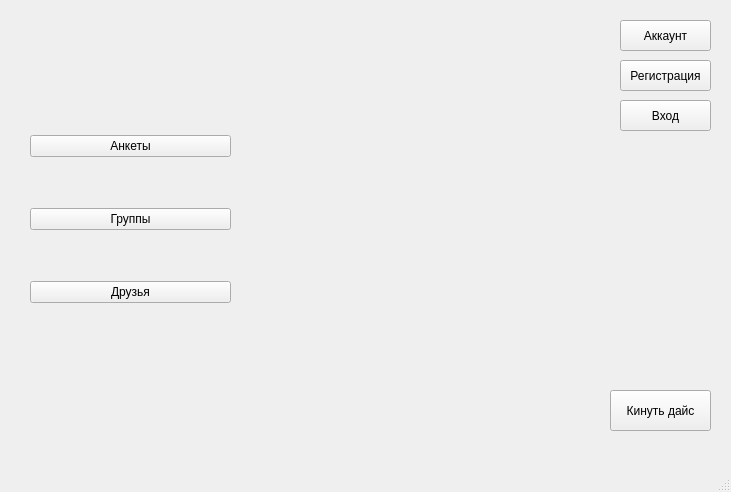
The window that data/ui_files/main_screen.ui (Gelzy788/DnD-Helper) describes before a commit, drawn with Qt 5.
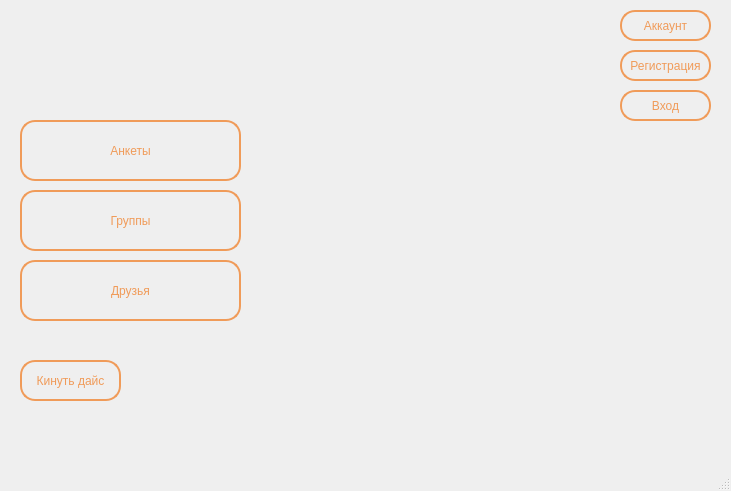
The same window after the commit. Icons and pictures are not drawn.

```diff
--- a/data/ui_files/main_screen.ui
+++ b/data/ui_files/main_screen.ui
@@ -7,98 +7,267 @@
     <x>0</x>
     <y>0</y>
     <width>731</width>
-    <height>492</height>
+    <height>491</height>
    </rect>
   </property>
+  <property name="minimumSize">
+   <size>
+    <width>731</width>
+    <height>491</height>
+   </size>
+  </property>
+  <property name="maximumSize">
+   <size>
+    <width>731</width>
+    <height>491</height>
+   </size>
+  </property>
   <property name="windowTitle">
    <string>MainWindow</string>
   </property>
+  <property name="styleSheet">
+   <string notr="true"/>
+  </property>
   <widget class="QWidget" name="centralwidget">
    <widget class="QWidget" name="verticalLayoutWidget">
     <property name="geometry">
      <rect>
-      <x>30</x>
+      <x>0</x>
+      <y>-30</y>
+      <width>741</width>
+      <height>531</height>
+     </rect>
+    </property>
+    <property name="styleSheet">
+     <string notr="true">background-image: url('data/textures/background.jpg');
+background-repeat: no-repeat; 
+background-position: center;</string>
+    </property>
+   </widget>
+   <widget class="QPushButton" name="friends_btn">
+    <property name="geometry">
+     <rect>
+      <x>20</x>
+      <y>260</y>
+      <width>221</width>
+      <height>61</height>
+     </rect>
+    </property>
+    <property name="styleSheet">
+     <string notr="true">/* border-color: rgb(142, 74, 25);
+border: 2px solid rgb(142, 74, 25); */
+/* background-color: rgb(142, 74, 25); */
+
+QPushButton {
+	color: rgb(240, 155, 89);
+    background-color: transparent; /* Делаем фон прозрачным */
+    border: 2px solid rgb(240, 155, 89);  /* Цвет границы */
+    border-radius: 15px; /* Закругление углов (по желанию) */
+    padding: 5px; /* Отступы (по желанию) */
+	/* border-image: linear-gradient(to right, red, yellow) 5; */
+}
+
+QPushButton:hover {
+    background-color: rgba(54, 21, 8, 0.5); 
+} 
+</string>
+    </property>
+    <property name="text">
+     <string>Друзья</string>
+    </property>
+   </widget>
+   <widget class="QPushButton" name="questionnaires_btn">
+    <property name="geometry">
+     <rect>
+      <x>20</x>
+      <y>120</y>
+      <width>221</width>
+      <height>61</height>
+     </rect>
+    </property>
+    <property name="styleSheet">
+     <string notr="true">/* border-color: rgb(142, 74, 25);
+border: 2px solid rgb(142, 74, 25); */
+/* background-color: rgb(142, 74, 25); */
+
+QPushButton {
+	color: rgb(240, 155, 89);
+    background-color: transparent; /* Делаем фон прозрачным */
+    border: 2px solid rgb(240, 155, 89);  /* Цвет границы */
+    border-radius: 15px; /* Закругление углов (по желанию) */
+    padding: 5px; /* Отступы (по желанию) */
+	/* border-image: linear-gradient(to right, red, yellow) 5; */
+}
+
+QPushButton:hover {
+    background-color: rgba(54, 21, 8, 0.5); 
+} 
+</string>
+    </property>
+    <property name="text">
+     <string>Анкеты</string>
+    </property>
+   </widget>
+   <widget class="QPushButton" name="groups_btn">
+    <property name="geometry">
+     <rect>
+      <x>20</x>
+      <y>190</y>
+      <width>221</width>
+      <height>61</height>
+     </rect>
+    </property>
+    <property name="styleSheet">
+     <string notr="true">/* border-color: rgb(142, 74, 25);
+border: 2px solid rgb(142, 74, 25); */
+/* background-color: rgb(142, 74, 25); */
+
+QPushButton {
+	color: rgb(240, 155, 89);
+    background-color: transparent; /* Делаем фон прозрачным */
+    border: 2px solid rgb(240, 155, 89);  /* Цвет границы */
+    border-radius: 15px; /* Закругление углов (по желанию) */
+    padding: 5px; /* Отступы (по желанию) */
+	/* border-image: linear-gradient(to right, red, yellow) 5; */
+}
+
+QPushButton:hover {
+    background-color: rgba(54, 21, 8, 0.5); 
+} 
+</string>
+    </property>
+    <property name="text">
+     <string>Группы</string>
+    </property>
+   </widget>
+   <widget class="QPushButton" name="login_btn">
+    <property name="geometry">
+     <rect>
+      <x>620</x>
       <y>90</y>
-      <width>201</width>
-      <height>261</height>
+      <width>91</width>
+      <height>31</height>
      </rect>
     </property>
-    <layout class="QVBoxLayout" name="verticalLayout">
-     <item>
-      <widget class="QPushButton" name="questionnaires_btn">
-       <property name="text">
-        <string>Анкеты</string>
-       </property>
-      </widget>
-     </item>
-     <item>
-      <widget class="QPushButton" name="groups_btn">
-       <property name="text">
-        <string>Группы</string>
-       </property>
-      </widget>
-     </item>
-     <item>
-      <widget class="QPushButton" name="friends_btn">
-       <property name="text">
-        <string>Друзья</string>
-       </property>
-      </widget>
-     </item>
-    </layout>
+    <property name="styleSheet">
+     <string notr="true">/* border-color: rgb(142, 74, 25);
+border: 2px solid rgb(142, 74, 25); */
+/* background-color: rgb(142, 74, 25); */
+
+QPushButton {
+	color: rgb(240, 155, 89);
+    background-color: transparent; /* Делаем фон прозрачным */
+    border: 2px solid rgb(240, 155, 89);  /* Цвет границы */
+    border-radius: 15px; /* Закругление углов (по желанию) */
+    padding: 5px; /* Отступы (по желанию) */
+	/* border-image: linear-gradient(to right, red, yellow) 5; */
+}
+
+QPushButton:hover {
+    background-color: rgba(54, 21, 8, 0.5); 
+} 
+</string>
+    </property>
+    <property name="text">
+     <string>Вход</string>
+    </property>
    </widget>
    <widget class="QPushButton" name="account_btn">
     <property name="geometry">
      <rect>
       <x>620</x>
-      <y>20</y>
+      <y>10</y>
       <width>91</width>
       <height>31</height>
      </rect>
     </property>
+    <property name="styleSheet">
+     <string notr="true">/* border-color: rgb(142, 74, 25);
+border: 2px solid rgb(142, 74, 25); */
+/* background-color: rgb(142, 74, 25); */
+
+QPushButton {
+	color: rgb(240, 155, 89);
+    background-color: transparent; /* Делаем фон прозрачным */
+    border: 2px solid rgb(240, 155, 89);  /* Цвет границы */
+    border-radius: 15px; /* Закругление углов (по желанию) */
+    padding: 5px; /* Отступы (по желанию) */
+	/* border-image: linear-gradient(to right, red, yellow) 5; */
+}
+
+QPushButton:hover {
+    background-color: rgba(54, 21, 8, 0.5); 
+} 
+</string>
+    </property>
     <property name="text">
      <string>Аккаунт</string>
     </property>
    </widget>
+   <widget class="QPushButton" name="reg_btn">
+    <property name="geometry">
+     <rect>
+      <x>620</x>
+      <y>50</y>
+      <width>91</width>
+      <height>31</height>
+     </rect>
+    </property>
+    <property name="styleSheet">
+     <string notr="true">/* border-color: rgb(142, 74, 25);
+border: 2px solid rgb(142, 74, 25); */
+/* background-color: rgb(142, 74, 25); */
+
+QPushButton {
+	color: rgb(240, 155, 89);
+    background-color: transparent; /* Делаем фон прозрачным */
+    border: 2px solid rgb(240, 155, 89);  /* Цвет границы */
+    border-radius: 15px; /* Закругление углов (по желанию) */
+    padding: 5px; /* Отступы (по желанию) */
+	/* border-image: linear-gradient(to right, red, yellow) 5; */
+}
+
+QPushButton:hover {
+    background-color: rgba(54, 21, 8, 0.5); 
+} 
+</string>
+    </property>
+    <property name="text">
+     <string>Регистрация</string>
+    </property>
+   </widget>
    <widget class="QPushButton" name="throw_dice_btn">
     <property name="geometry">
      <rect>
-      <x>610</x>
-      <y>390</y>
+      <x>20</x>
+      <y>360</y>
       <width>101</width>
       <height>41</height>
      </rect>
     </property>
+    <property name="styleSheet">
+     <string notr="true">/* border-color: rgb(142, 74, 25);
+border: 2px solid rgb(142, 74, 25); */
+/* background-color: rgb(142, 74, 25); */
+
+QPushButton {
+	color: rgb(240, 155, 89);
+    background-color: transparent; /* Делаем фон прозрачным */
+    border: 2px solid rgb(240, 155, 89);  /* Цвет границы */
+    border-radius: 15px; /* Закругление углов (по желанию) */
+    padding: 5px; /* Отступы (по желанию) */
+	/* border-image: linear-gradient(to right, red, yellow) 5; */
+}
+
+QPushButton:hover {
+    background-color: rgba(54, 21, 8, 0.5); 
+} 
+</string>
+    </property>
     <property name="text">
      <string>Кинуть дайс</string>
     </property>
    </widget>
-   <widget class="QPushButton" name="reg_btn">
-    <property name="geometry">
-     <rect>
-      <x>620</x>
-      <y>60</y>
-      <width>91</width>
-      <height>31</height>
-     </rect>
-    </property>
-    <property name="text">
-     <string>Регистрация</string>
-    </property>
-   </widget>
-   <widget class="QPushButton" name="login_btn">
-    <property name="geometry">
-     <rect>
-      <x>620</x>
-      <y>100</y>
-      <width>91</width>
-      <height>31</height>
-     </rect>
-    </property>
-    <property name="text">
-     <string>Вход</string>
-    </property>
-   </widget>
   </widget>
   <widget class="QMenuBar" name="menubar">
    <property name="geometry">
```
Left out of the diff: 2 changed lines with no effect on the pictures.
